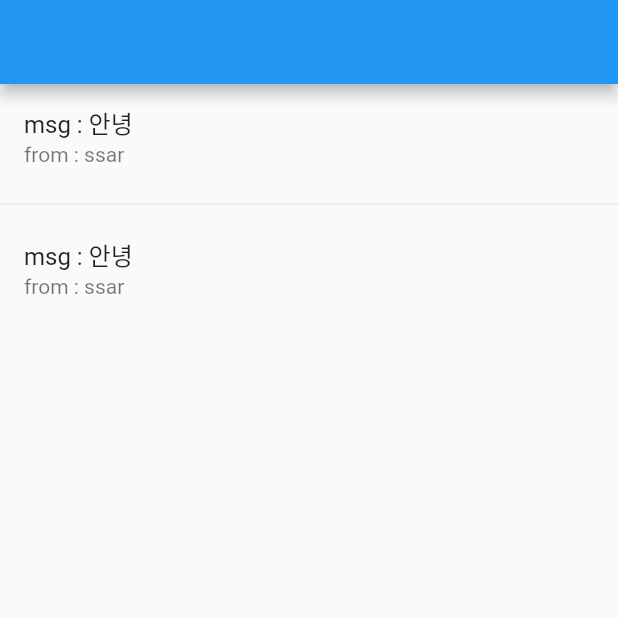
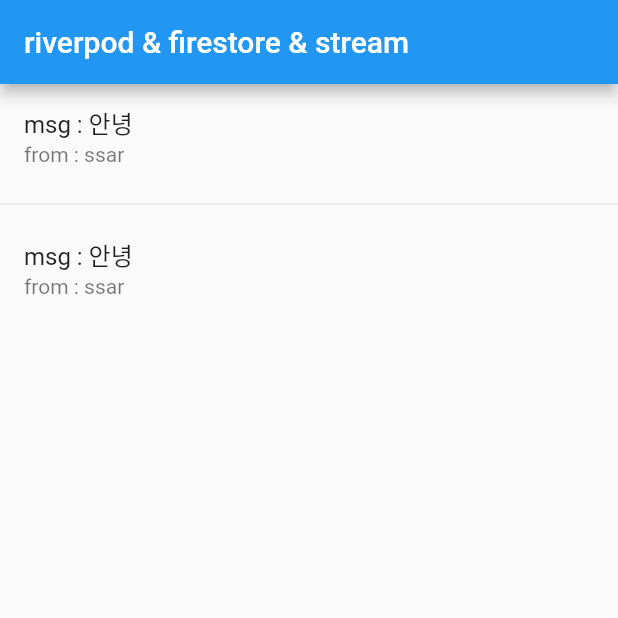
Before and after one commit to BeomyoonHeo/riverpod_firestore_stream, a Flutter app: the screen it shows after launch, on a phone screen of 412 x 824 dp, the top half of it. Run offline on Flutter 3.47's test engine with Material 2 defaults, Android fonts, the phone set to English and light mode, and no system bars; our stand-ins replace firebase_core, flutter_riverpod; accounts and stored records are empty.

Commit message:
firebase 추가 완료

```diff
--- a/lib/view/pages/chat_room/chat_room_page.dart
+++ b/lib/view/pages/chat_room/chat_room_page.dart
@@ -6,7 +6,9 @@ class ChatRoomPage extends StatelessWidget {
   @override
   Widget build(BuildContext context) {
     return Scaffold(
-      appBar: AppBar(),
+      appBar: AppBar(
+        title: Text("riverpod & firestore & stream"),
+      ),
       body: _buildListView(),
     );
   }
```
Also changed, not shown: lib/firebase_options.dart (added), 3 other files.
